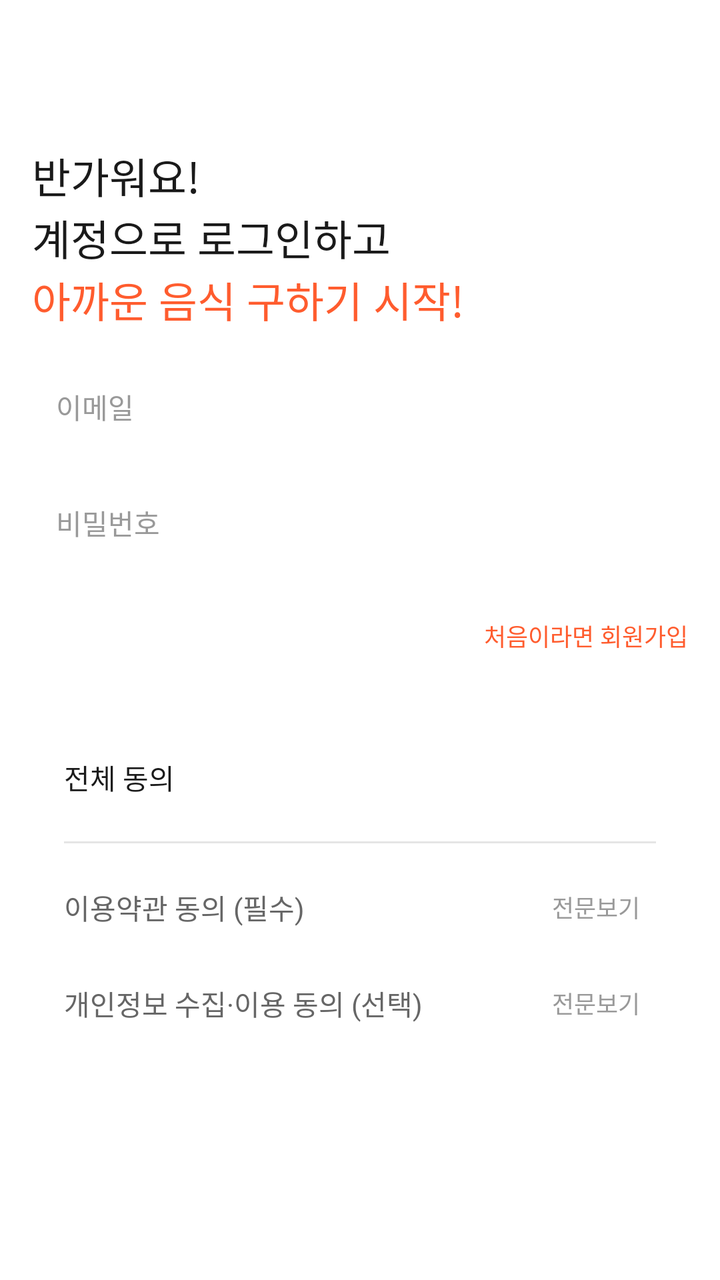
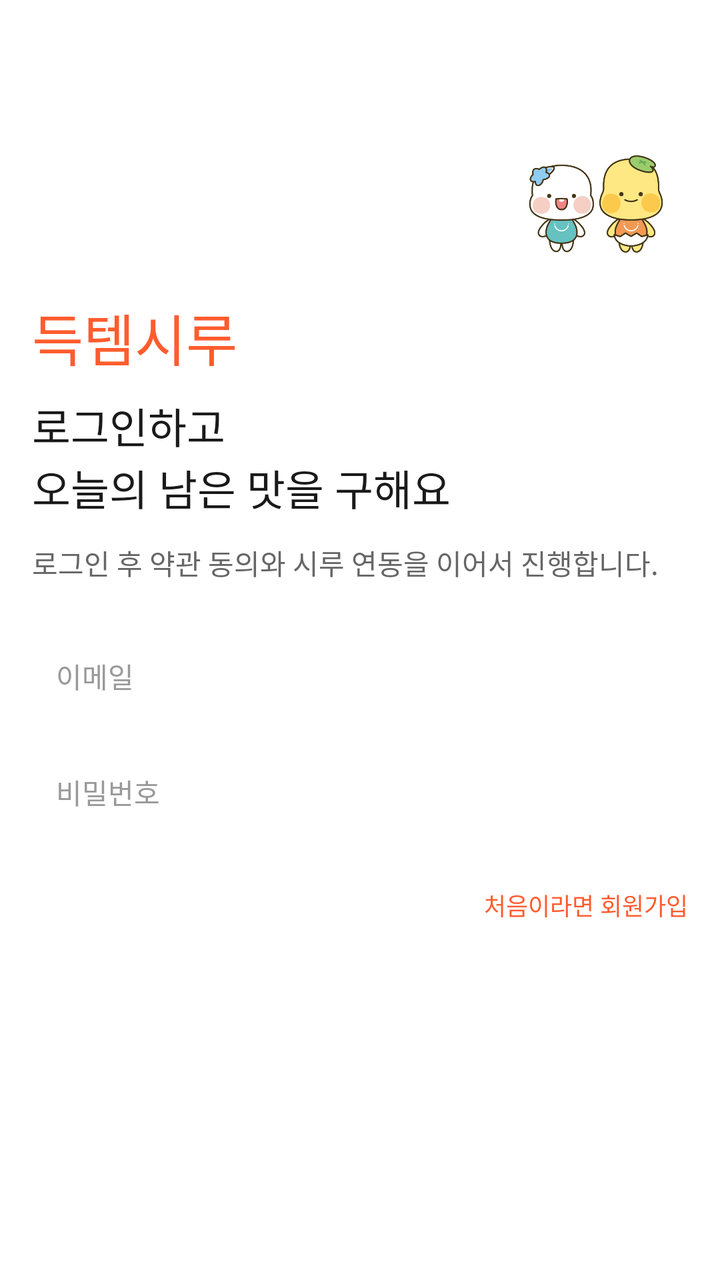

Compare the two renders of this Android layout. The source of the first and the diff that turns it into the second are given below.
<!-- AndroidManifest.xml: application theme Theme.Deuktemsiru -->
<!-- res/layout/fragment_onboarding.xml -->
<?xml version="1.0" encoding="utf-8"?>
<androidx.constraintlayout.widget.ConstraintLayout
    xmlns:android="http://schemas.android.com/apk/res/android"
    xmlns:app="http://schemas.android.com/apk/res-auto"
    android:layout_width="match_parent"
    android:layout_height="match_parent"
    android:background="@color/white"
    android:paddingHorizontal="@dimen/spacing_lg">

    
    <LinearLayout
        android:id="@+id/ll_title"
        android:layout_width="0dp"
        android:layout_height="wrap_content"
        android:orientation="vertical"
        android:paddingTop="72dp"
        app:layout_constraintTop_toTopOf="parent"
        app:layout_constraintStart_toStartOf="parent"
        app:layout_constraintEnd_toEndOf="parent">

        <TextView
            android:layout_width="wrap_content"
            android:layout_height="wrap_content"
            android:text="반가워요!"
            android:textSize="@dimen/text_headline"
            android:fontFamily="sans-serif-medium"
            android:textColor="@color/color_text" />

        <TextView
            android:layout_width="wrap_content"
            android:layout_height="wrap_content"
            android:text="계정으로 로그인하고"
            android:textSize="@dimen/text_headline"
            android:fontFamily="sans-serif-medium"
            android:textColor="@color/color_text" />

        <TextView
            android:layout_width="wrap_content"
            android:layout_height="wrap_content"
            android:text="아까운 음식 구하기 시작!"
            android:textSize="@dimen/text_headline"
            android:fontFamily="sans-serif-medium"
            android:textColor="@color/primary" />
    </LinearLayout>

    <LinearLayout
        android:id="@+id/ll_auth"
        android:layout_width="0dp"
        android:layout_height="wrap_content"
        android:layout_marginTop="28dp"
        android:orientation="vertical"
        app:layout_constraintTop_toBottomOf="@id/ll_title"
        app:layout_constraintStart_toStartOf="parent"
        app:layout_constraintEnd_toEndOf="parent">

        <EditText
            android:id="@+id/et_email"
            android:layout_width="match_parent"
            android:layout_height="@dimen/touch_target_min"
            android:background="@drawable/bg_input"
            android:hint="이메일"
            android:inputType="textEmailAddress"
            android:paddingHorizontal="@dimen/spacing_md"
            android:singleLine="true"
            android:textColor="@color/color_text"
            android:textColorHint="@color/color_text_muted"
            android:textSize="@dimen/text_body" />

        <EditText
            android:id="@+id/et_password"
            android:layout_width="match_parent"
            android:layout_height="@dimen/touch_target_min"
            android:layout_marginTop="10dp"
            android:background="@drawable/bg_input"
            android:hint="비밀번호"
            android:inputType="textPassword"
            android:paddingHorizontal="@dimen/spacing_md"
            android:singleLine="true"
            android:textColor="@color/color_text"
            android:textColorHint="@color/color_text_muted"
            android:textSize="@dimen/text_body" />

        <EditText
            android:id="@+id/et_nickname"
            android:layout_width="match_parent"
            android:layout_height="@dimen/touch_target_min"
            android:layout_marginTop="10dp"
            android:background="@drawable/bg_input"
            android:hint="닉네임"
            android:inputType="textPersonName"
            android:paddingHorizontal="@dimen/spacing_md"
            android:singleLine="true"
            android:textColor="@color/color_text"
            android:textColorHint="@color/color_text_muted"
            android:textSize="@dimen/text_body"
            android:visibility="gone" />

        <TextView
            android:id="@+id/tv_mode_toggle"
            android:layout_width="wrap_content"
            android:layout_height="wrap_content"
            android:layout_gravity="end"
            android:paddingTop="10dp"
            android:paddingBottom="4dp"
            android:text="처음이라면 회원가입"
            android:textColor="@color/primary"
            android:textSize="@dimen/text_caption" />
    </LinearLayout>

    
    <LinearLayout
        android:id="@+id/ll_terms"
        android:layout_width="0dp"
        android:layout_height="wrap_content"
        android:orientation="vertical"
        android:background="@drawable/bg_surface_card"
        android:padding="@dimen/spacing_lg"
        android:layout_marginTop="18dp"
        app:layout_constraintTop_toBottomOf="@id/ll_auth"
        app:layout_constraintStart_toStartOf="parent"
        app:layout_constraintEnd_toEndOf="parent">

        
        <LinearLayout
            android:layout_width="match_parent"
            android:layout_height="@dimen/touch_target_min"
            android:orientation="horizontal"
            android:gravity="center_vertical">

            <CheckBox
                android:id="@+id/cb_all"
                android:layout_width="wrap_content"
                android:layout_height="wrap_content"
                android:buttonTint="@color/primary"
                android:text="전체 동의"
                android:textSize="@dimen/text_body"
                android:fontFamily="sans-serif-medium"
                android:textColor="@color/color_text" />
        </LinearLayout>

        <View
            android:layout_width="match_parent"
            android:layout_height="1dp"
            android:layout_marginVertical="8dp"
            android:background="@color/color_border" />

        
        <LinearLayout
            android:layout_width="match_parent"
            android:layout_height="@dimen/touch_target_min"
            android:orientation="horizontal"
            android:gravity="center_vertical">

            <CheckBox
                android:id="@+id/cb_terms"
                android:layout_width="0dp"
                android:layout_height="wrap_content"
                android:layout_weight="1"
                android:buttonTint="@color/primary"
                android:text="이용약관 동의 (필수)"
                android:textSize="@dimen/text_body"
                android:textColor="@color/color_text_sub" />

            <TextView
                android:id="@+id/tv_terms_detail"
                android:layout_width="wrap_content"
                android:layout_height="wrap_content"
                android:text="전문보기"
                android:textSize="12sp"
                android:textColor="@color/color_text_muted"
                android:padding="8dp" />
        </LinearLayout>

        
        <LinearLayout
            android:layout_width="match_parent"
            android:layout_height="@dimen/touch_target_min"
            android:orientation="horizontal"
            android:gravity="center_vertical">

            <CheckBox
                android:id="@+id/cb_privacy"
                android:layout_width="0dp"
                android:layout_height="wrap_content"
                android:layout_weight="1"
                android:buttonTint="@color/primary"
                android:text="개인정보 수집·이용 동의 (선택)"
                android:textSize="@dimen/text_body"
                android:textColor="@color/color_text_sub" />

            <TextView
                android:id="@+id/tv_privacy_detail"
                android:layout_width="wrap_content"
                android:layout_height="wrap_content"
                android:text="전문보기"
                android:textSize="12sp"
                android:textColor="@color/color_text_muted"
                android:padding="8dp" />
        </LinearLayout>
    </LinearLayout>

    
    <Button
        android:id="@+id/btn_start"
        android:layout_width="0dp"
        android:layout_height="52dp"
        android:layout_marginBottom="16dp"
        android:text="로그인하기"
        android:textSize="15sp"
        android:fontFamily="sans-serif-medium"
        android:textColor="@color/white"
        android:background="@drawable/bg_dark_button"
        android:stateListAnimator="@null"
        app:layout_constraintBottom_toBottomOf="parent"
        app:layout_constraintStart_toStartOf="parent"
        app:layout_constraintEnd_toEndOf="parent" />

</androidx.constraintlayout.widget.ConstraintLayout>
<!-- resources referenced by this layout -->
<resources>
  <color name="color_border">#E5E5E5</color>
  <color name="color_text">#1A1A1A</color>
  <color name="color_text_muted">#999999</color>
  <color name="color_text_sub">#666666</color>
  <color name="primary">#FF5C2E</color>
  <color name="white">#FFFFFFFF</color>
  <dimen name="spacing_lg">16dp</dimen>
  <dimen name="spacing_md">12dp</dimen>
  <dimen name="text_body">14sp</dimen>
  <dimen name="text_caption">12sp</dimen>
  <dimen name="text_headline">21sp</dimen>
  <dimen name="touch_target_min">48dp</dimen>
</resources>

<!-- the commit's change to res/layout/fragment_onboarding.xml (unified diff, before → after) -->
@@ -7,51 +7,67 @@
     android:background="@color/white"
     android:paddingHorizontal="@dimen/spacing_lg">
 
-    
     <LinearLayout
         android:id="@+id/ll_title"
         android:layout_width="0dp"
         android:layout_height="wrap_content"
         android:orientation="vertical"
-        android:paddingTop="72dp"
-        app:layout_constraintTop_toTopOf="parent"
+        android:paddingTop="56dp"
+        app:layout_constraintEnd_toEndOf="parent"
         app:layout_constraintStart_toStartOf="parent"
-        app:layout_constraintEnd_toEndOf="parent">
+        app:layout_constraintTop_toTopOf="parent">
+
+        <ImageView
+            android:layout_width="92dp"
+            android:layout_height="92dp"
+            android:layout_gravity="end"
+            android:contentDescription="시흥시 캐릭터"
+            android:scaleType="fitCenter"
+            android:src="@drawable/img_siheung_character" />
 
         <TextView
             android:layout_width="wrap_content"
             android:layout_height="wrap_content"
-            android:text="반가워요!"
-            android:textSize="@dimen/text_headline"
             android:fontFamily="sans-serif-medium"
-            android:textColor="@color/color_text" />
+            android:text="득템시루"
+            android:textColor="@color/primary"
+            android:textSize="@dimen/text_display" />
 
         <TextView
             android:layout_width="wrap_content"
             android:layout_height="wrap_content"
-            android:text="계정으로 로그인하고"
-            android:textSize="@dimen/text_headline"
+            android:layout_marginTop="@dimen/spacing_sm"
             android:fontFamily="sans-serif-medium"
-            android:textColor="@color/color_text" />
+            android:text="로그인하고"
+            android:textColor="@color/color_text"
+            android:textSize="@dimen/text_headline" />
 
         <TextView
             android:layout_width="wrap_content"
             android:layout_height="wrap_content"
-            android:text="아까운 음식 구하기 시작!"
-            android:textSize="@dimen/text_headline"
             android:fontFamily="sans-serif-medium"
-            android:textColor="@color/primary" />
+            android:text="오늘의 남은 맛을 구해요"
+            android:textColor="@color/color_text"
+            android:textSize="@dimen/text_headline" />
+
+        <TextView
+            android:layout_width="wrap_content"
+            android:layout_height="wrap_content"
+            android:layout_marginTop="@dimen/spacing_md"
+            android:text="로그인 후 약관 동의와 시루 연동을 이어서 진행합니다."
+            android:textColor="@color/color_text_sub"
+            android:textSize="@dimen/text_body" />
     </LinearLayout>
 
     <LinearLayout
         android:id="@+id/ll_auth"
         android:layout_width="0dp"
         android:layout_height="wrap_content"
-        android:layout_marginTop="28dp"
+        android:layout_marginTop="36dp"
         android:orientation="vertical"
-        app:layout_constraintTop_toBottomOf="@id/ll_title"
+        app:layout_constraintEnd_toEndOf="parent"
         app:layout_constraintStart_toStartOf="parent"
-        app:layout_constraintEnd_toEndOf="parent">
+        app:layout_constraintTop_toBottomOf="@id/ll_title">
 
         <EditText
             android:id="@+id/et_email"
@@ -107,112 +123,19 @@
             android:textSize="@dimen/text_caption" />
     </LinearLayout>
 
-    
-    <LinearLayout
-        android:id="@+id/ll_terms"
-        android:layout_width="0dp"
-        android:layout_height="wrap_content"
-        android:orientation="vertical"
-        android:background="@drawable/bg_surface_card"
-        android:padding="@dimen/spacing_lg"
-        android:layout_marginTop="18dp"
-        app:layout_constraintTop_toBottomOf="@id/ll_auth"
-        app:layout_constraintStart_toStartOf="parent"
-        app:layout_constraintEnd_toEndOf="parent">
-
-        
-        <LinearLayout
-            android:layout_width="match_parent"
-            android:layout_height="@dimen/touch_target_min"
-            android:orientation="horizontal"
-            android:gravity="center_vertical">
-
-            <CheckBox
-                android:id="@+id/cb_all"
-                android:layout_width="wrap_content"
-                android:layout_height="wrap_content"
-                android:buttonTint="@color/primary"
-                android:text="전체 동의"
-                android:textSize="@dimen/text_body"
-                android:fontFamily="sans-serif-medium"
-                android:textColor="@color/color_text" />
-        </LinearLayout>
-
-        <View
-            android:layout_width="match_parent"
-            android:layout_height="1dp"
-            android:layout_marginVertical="8dp"
-            android:background="@color/color_border" />
-
-        
-        <LinearLayout
-            android:layout_width="match_parent"
-            android:layout_height="@dimen/touch_target_min"
-            android:orientation="horizontal"
-            android:gravity="center_vertical">
-
-            <CheckBox
-                android:id="@+id/cb_terms"
-                android:layout_width="0dp"
-                android:layout_height="wrap_content"
-                android:layout_weight="1"
-                android:buttonTint="@color/primary"
-                android:text="이용약관 동의 (필수)"
-                android:textSize="@dimen/text_body"
-                android:textColor="@color/color_text_sub" />
-
-            <TextView
-                android:id="@+id/tv_terms_detail"
-                android:layout_width="wrap_content"
-                android:layout_height="wrap_content"
-                android:text="전문보기"
-                android:textSize="12sp"
-                android:textColor="@color/color_text_muted"
-                android:padding="8dp" />
-        </LinearLayout>
-
-        
-        <LinearLayout
-            android:layout_width="match_parent"
-            android:layout_height="@dimen/touch_target_min"
-            android:orientation="horizontal"
-            android:gravity="center_vertical">
-
-            <CheckBox
-                android:id="@+id/cb_privacy"
-                android:layout_width="0dp"
-                android:layout_height="wrap_content"
-                android:layout_weight="1"
-                android:buttonTint="@color/primary"
-                android:text="개인정보 수집·이용 동의 (선택)"
-                android:textSize="@dimen/text_body"
-                android:textColor="@color/color_text_sub" />
-
-            <TextView
-                android:id="@+id/tv_privacy_detail"
-                android:layout_width="wrap_content"
-                android:layout_height="wrap_content"
-                android:text="전문보기"
-                android:textSize="12sp"
-                android:textColor="@color/color_text_muted"
-                android:padding="8dp" />
-        </LinearLayout>
-    </LinearLayout>
-
-    
     <Button
         android:id="@+id/btn_start"
         android:layout_width="0dp"
-        android:layout_height="52dp"
+        android:layout_height="@dimen/cta_button_height"
         android:layout_marginBottom="16dp"
+        android:background="@drawable/bg_dark_button"
+        android:fontFamily="sans-serif-medium"
+        android:stateListAnimator="@null"
         android:text="로그인하기"
-        android:textSize="15sp"
-        android:fontFamily="sans-serif-medium"
         android:textColor="@color/white"
-        android:background="@drawable/bg_dark_button"
-        android:stateListAnimator="@null"
+        android:textSize="@dimen/text_button"
         app:layout_constraintBottom_toBottomOf="parent"
-        app:layout_constraintStart_toStartOf="parent"
-        app:layout_constraintEnd_toEndOf="parent" />
+        app:layout_constraintEnd_toEndOf="parent"
+        app:layout_constraintStart_toStartOf="parent" />
 
 </androidx.constraintlayout.widget.ConstraintLayout>
<!-- resource entries referenced after the edit -->
@@ -1,16 +1,20 @@
 <!-- resources referenced by this layout -->
 <resources>
-  <color name="color_border">#E5E5E5</color>
   <color name="color_text">#1A1A1A</color>
   <color name="color_text_muted">#999999</color>
   <color name="color_text_sub">#666666</color>
   <color name="primary">#FF5C2E</color>
   <color name="white">#FFFFFFFF</color>
+  <dimen name="cta_button_height">52dp</dimen>
   <dimen name="spacing_lg">16dp</dimen>
   <dimen name="spacing_md">12dp</dimen>
+  <dimen name="spacing_sm">8dp</dimen>
   <dimen name="text_body">14sp</dimen>
+  <dimen name="text_button">15sp</dimen>
   <dimen name="text_caption">12sp</dimen>
+  <dimen name="text_display">28sp</dimen>
   <dimen name="text_headline">21sp</dimen>
   <dimen name="touch_target_min">48dp</dimen>
+  <!-- drawable img_siheung_character: png bitmap (drawable-nodpi, 88320 bytes) -->
 </resources>
 
